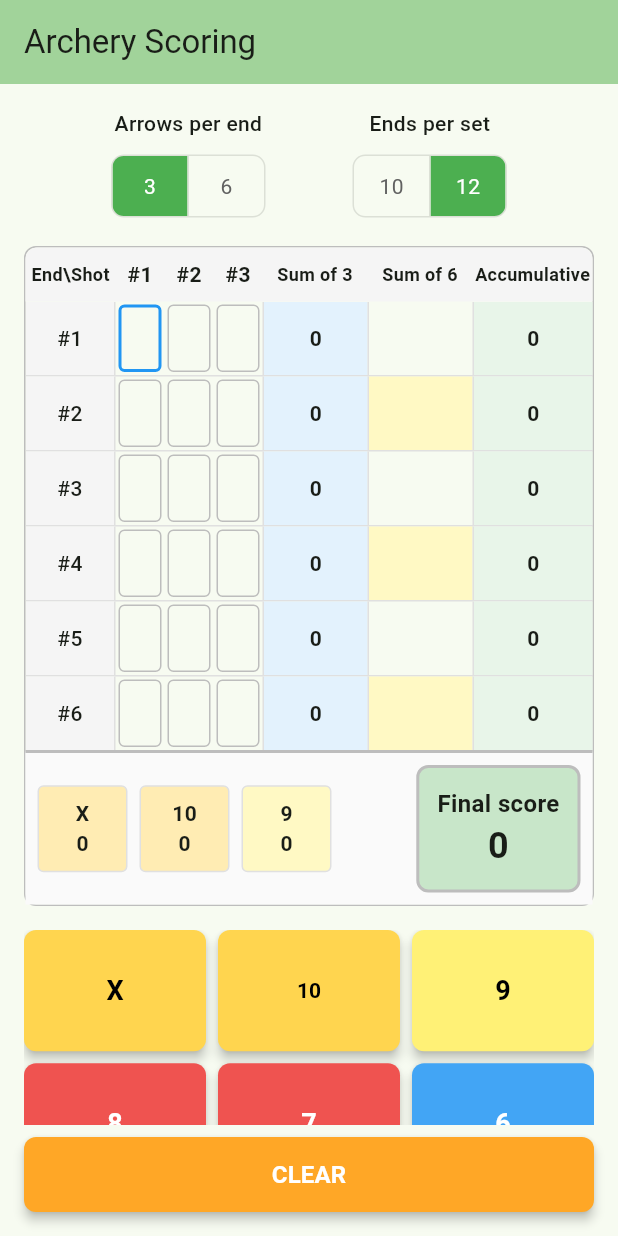
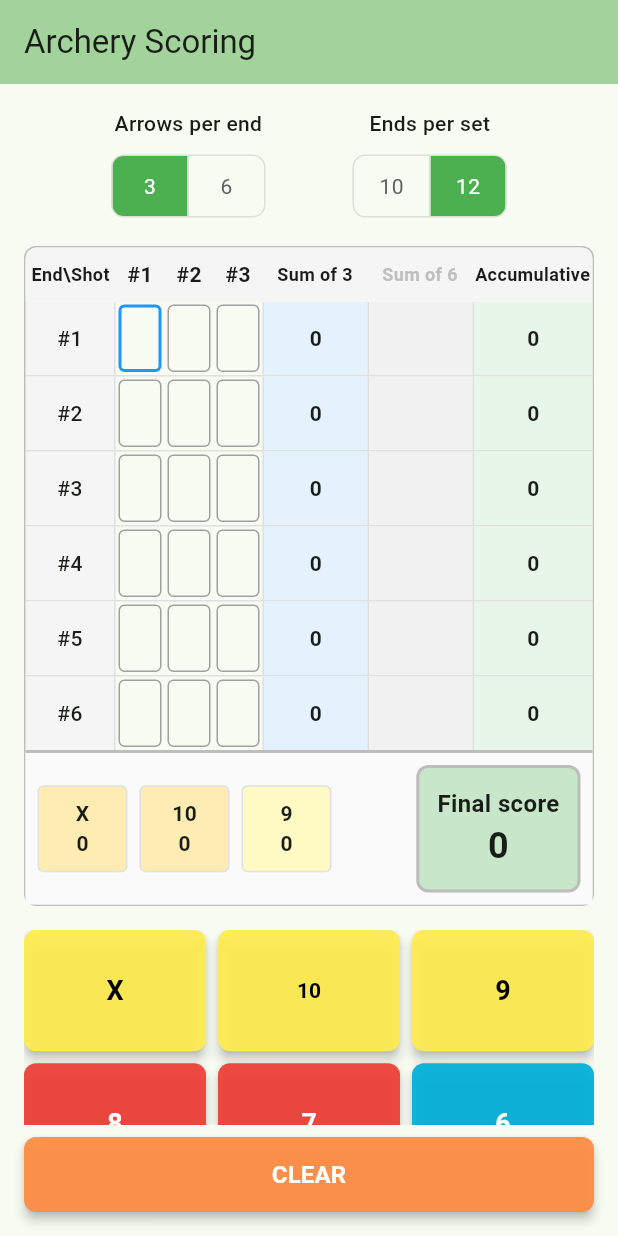
Before and after one commit to mikkelimatlock/archery_bookkeeper, a Flutter app: the screen it shows after launch, on a phone screen of 412 x 824 dp. Run offline on Flutter 3.47's test engine with Material 3 defaults, Android fonts, the phone set to English and light mode, and no system bars.

Commit message:
Implement centralized color scheme system with Sum of 6 greying
- Add ScoringColorScheme class with explicit text colors per scheme
- Implement traditional (vibrant) and lowSaturation (muted) color schemes
- Add disabled state colors for greying out inactive elements
- Refactor scoring_cell.dart and scoring_keypad.dart to use centralized colors
- Grey out Sum of 6 column when in 3-arrow end mode while maintaining layout
- Add comprehensive color scheme documentation and usage examples

🤖 Generated with [Claude Code](https://claude.ai/code)

Co-Authored-By: Claude <noreply@anthropic.com>

```diff
--- /dev/null
+++ b/lib/config/constants/scoring_colors.dart
@@ -0,0 +1,213 @@
+import 'package:flutter/material.dart';
+
+/// Represents a complete color scheme for archery scoring components.
+class ScoringColorScheme {
+  // Background colors
+  final Color goldRing;     // X, 10, 9
+  final Color redRing;      // 8, 7
+  final Color blueRing;     // 6, 5
+  final Color blackRing;    // 4, 3
+  final Color whiteRing;    // 2, 1
+  final Color miss;         // M
+  final Color clear;        // CLEAR button
+
+  // Text colors
+  final Color goldText;     // Text on gold ring
+  final Color redText;      // Text on red ring
+  final Color blueText;     // Text on blue ring
+  final Color blackText;    // Text on black ring
+  final Color whiteText;    // Text on white ring
+  final Color missText;     // Text on miss
+  final Color clearText;    // Text on CLEAR button
+
+  // Border colors
+  final Color selectedBorder;
+  final Color defaultBorder;
+
+  // Disabled/greyed-out colors for inactive elements
+  final Color disabledBackground;
+  final Color disabledText;
+  final Color disabledBorder;
+
+  const ScoringColorScheme({
+    required this.goldRing,
+    required this.redRing,
+    required this.blueRing,
+    required this.blackRing,
+    required this.whiteRing,
+    required this.miss,
+    required this.clear,
+    required this.goldText,
+    required this.redText,
+    required this.blueText,
+    required this.blackText,
+    required this.whiteText,
+    required this.missText,
+    required this.clearText,
+    required this.selectedBorder,
+    required this.defaultBorder,
+    required this.disabledBackground,
+    required this.disabledText,
+    required this.disabledBorder,
+  });
+}
+
+/// Centralized scoring color configuration for archery scoring components.
+///
+/// This class provides consistent color schemes across all scoring-related
+/// widgets including scoring cells, keypad buttons, and visual indicators.
+/// Supports multiple color schemes and future extensibility.
+class ScoringColors {
+  ScoringColors._();
+
+  // Available color schemes
+
+  /// Traditional vibrant archery colors - original scheme
+  static const ScoringColorScheme traditional = ScoringColorScheme(
+    goldRing: Color(0xEEffeb50),        // Bright yellow-gold
+    redRing: Color(0xEEed3f36),         // Vibrant red
+    blueRing: Color(0xEE01afd8),        // Bright blue
+    blackRing: Color(0xEE222222),       // Dark grey
+    whiteRing: Color(0xEEFFFFFF),       // Pure white
+    miss: Color(0xEEcccccc),            // Light grey
+    clear: Color(0xEEff8c42),           // Orange
+    goldText: Colors.black,             // Black text on bright gold
+    redText: Colors.white,              // White text on vibrant red
+    blueText: Colors.white,             // White text on bright blue
+    blackText: Colors.white,            // White text on dark grey
+    whiteText: Colors.black,            // Black text on white background
+    missText: Colors.black,             // Black text on light grey
+    clearText: Colors.white,            // White text on orange
+    selectedBorder: Colors.blue,
+    defaultBorder: Color(0xEE999999),
+    disabledBackground: Color(0xEEf0f0f0), // Light grey for disabled elements
+    disabledText: Color(0xEEbbbbbb),    // Medium grey for disabled text
+    disabledBorder: Color(0xEEdddddd),  // Very light grey for disabled borders
+  );
+
+  /// Low saturation scheme - muted colors for reduced eye strain
+  static const ScoringColorScheme lowSaturation = ScoringColorScheme(
+    goldRing: Color(0xEEd4c5a9),        // Muted gold/beige
+    redRing: Color(0xEEb85450),         // Muted red/brown
+    blueRing: Color(0xEE5a8aa8),        // Muted blue/grey
+    blackRing: Color(0xEE444444),       // Lighter grey than traditional
+    whiteRing: Color(0xEEf5f5f5),       // Off-white
+    miss: Color(0xEEbbbbbb),            // Medium grey
+    clear: Color(0xEEc49969),           // Muted orange/brown
+    goldText: Color(0xEE333333),        // Dark grey on muted beige
+    redText: Color(0xEEf0f0f0),         // Light grey on muted red
+    blueText: Color(0xEEf0f0f0),        // Light grey on muted blue
+    blackText: Color(0xEEf0f0f0),       // Light grey on darker grey
+    whiteText: Color(0xEE333333),       // Dark grey on off-white
+    missText: Color(0xEE333333),        // Dark grey on medium grey
+    clearText: Color(0xEEf0f0f0),       // Light grey on muted orange
+    selectedBorder: Color(0xEE6699bb),  // Muted blue border
+    defaultBorder: Color(0xEE888888),   // Darker default border
+    disabledBackground: Color(0xEEe8e8e8), // Muted light grey for disabled elements
+    disabledText: Color(0xEEaaaaaa),    // Muted medium grey for disabled text
+    disabledBorder: Color(0xEEcccccc),  // Muted light grey for disabled borders
+  );
+
+  // Current active scheme - change this to switch schemes globally
+  static const ScoringColorScheme _currentScheme = traditional;
+
+  /// Returns the background color for a given score value.
+  /// Used by both scoring cells and keypad buttons for consistency.
+  static Color getScoreBackgroundColor(String score) {
+    if (score.isEmpty) return Colors.transparent;
+
+    switch (score.toUpperCase()) {
+      case 'X':
+      case '10':
+      case '9':
+        return _currentScheme.goldRing;
+      case '8':
+      case '7':
+        return _currentScheme.redRing;
+      case '6':
+      case '5':
+        return _currentScheme.blueRing;
+      case '4':
+      case '3':
+        return _currentScheme.blackRing;
+      case '2':
+      case '1':
+        return _currentScheme.whiteRing;
+      case 'CLEAR':
+        return _currentScheme.clear;
+      case 'M':
+        return _currentScheme.miss;
+      default:
+        return _currentScheme.miss;
+    }
+  }
+
+  /// Returns the appropriate text color for given score background.
+  /// Uses explicit text colors defined in the current color scheme.
+  static Color getScoreTextColor(String score) {
+    if (score.isEmpty) return _currentScheme.whiteText; // Use scheme's default text color
+
+    switch (score.toUpperCase()) {
+      case 'X':
+      case '10':
+      case '9':
+        return _currentScheme.goldText;
+      case '8':
+      case '7':
+        return _currentScheme.redText;
+      case '6':
+      case '5':
+        return _currentScheme.blueText;
+      case '4':
+      case '3':
+        return _currentScheme.blackText;
+      case '2':
+      case '1':
+        return _currentScheme.whiteText;
+      case 'CLEAR':
+        return _currentScheme.clearText;
+      case 'M':
+        return _currentScheme.missText;
+      default:
+        return _currentScheme.missText;
+    }
+  }
+
+  /// Returns whether the score should be displayed with bold text.
+  /// X and 10 scores are emphasized as highest values.
+  static bool shouldUseBoldText(String score) {
+    if (score.isEmpty) return false;
+    return score.toUpperCase() == 'X' || score == '10';
+  }
+
+  /// Returns border color for scoring cells based on selection state.
+  static Color getBorderColor(bool isSelected) {
+    return isSelected ? _currentScheme.selectedBorder : _currentScheme.defaultBorder;
+  }
+
+  /// Returns border width for scoring cells based on selection state.
+  static double getBorderWidth(bool isSelected) {
+    return isSelected ? 2.0 : 1.0;
+  }
+
+  /// Returns colors for disabled/greyed-out elements
+  static Color getDisabledBackground() => _currentScheme.disabledBackground;
+  static Color getDisabledText() => _currentScheme.disabledText;
+  static Color getDisabledBorder() => _currentScheme.disabledBorder;
+
+  /// Returns the currently active color scheme
+  static ScoringColorScheme get currentScheme => _currentScheme;
+
+  /// Convenience method to switch to low saturation scheme
+  /// To use: change _currentScheme = lowSaturation at the top of the class
+  static ScoringColorScheme get availableLowSaturation => lowSaturation;
+
+  /// Convenience method to switch to traditional scheme
+  /// To use: change _currentScheme = traditional at the top of the class
+  static ScoringColorScheme get availableTraditional => traditional;
+
+  // Future expansion: Additional color schemes
+  // static const ScoringColorScheme highContrast = ScoringColorScheme(...);
+  // static const ScoringColorScheme colorBlindFriendly = ScoringColorScheme(...);
+  // static const ScoringColorScheme darkTheme = ScoringColorScheme(...);
+}
--- a/lib/presentation/widgets/scoring_grid/scoring_cell.dart
+++ b/lib/presentation/widgets/scoring_grid/scoring_cell.dart
@@ -1,4 +1,5 @@
 import 'package:flutter/material.dart';
+import '../../../config/constants/scoring_colors.dart';
 
 class ScoringCell extends StatelessWidget {
   final String score;
@@ -12,28 +13,6 @@ class ScoringCell extends StatelessWidget {
     required this.onTap,
   });
 
-  Color _getScoreColor(String score) {
-    switch (score) {
-      case 'X':
-      case '10':
-      case '9':
-        return Color(0xEEffeb50);
-      case '8':
-      case '7':
-        return Color(0xEEed3f36);
-      case '6':
-      case '5':
-        return Color(0xEE01afd8);
-      case '4':
-      case '3':
-        return Color(0xEE222222);
-      case '2':
-      case '1':
-        return Color(0xEEFFFFFF);
-      default:
-        return Colors.transparent;
-    }
-  }
 
   @override
   Widget build(BuildContext context) {
@@ -42,10 +21,10 @@ class ScoringCell extends StatelessWidget {
       child: Container(
         margin: const EdgeInsets.all(2),
         decoration: BoxDecoration(
-          color: _getScoreColor(score),
+          color: ScoringColors.getScoreBackgroundColor(score),
           border: Border.all(
-            color: isSelected ? Colors.blue : Colors.grey.shade400,
-            width: isSelected ? 2 : 1,
+            color: ScoringColors.getBorderColor(isSelected),
+            width: ScoringColors.getBorderWidth(isSelected),
           ),
           borderRadius: BorderRadius.circular(4),
         ),
@@ -54,7 +33,8 @@ class ScoringCell extends StatelessWidget {
             score,
             style: TextStyle(
               fontSize: 16,
-              fontWeight: score == 'X' || score == '10' ? FontWeight.bold : FontWeight.normal,
+              color: ScoringColors.getScoreTextColor(score),
+              fontWeight: ScoringColors.shouldUseBoldText(score) ? FontWeight.bold : FontWeight.normal,
             ),
           ),
         ),
--- a/lib/presentation/widgets/scoring_grid/scoring_grid.dart
+++ b/lib/presentation/widgets/scoring_grid/scoring_grid.dart
@@ -1,5 +1,6 @@
 import 'package:flutter/material.dart';
 import 'scoring_cell.dart';
+import '../../../config/constants/scoring_colors.dart';
 
 class ScoringGrid extends StatelessWidget {
   final List<List<String>> scores;
@@ -94,7 +95,19 @@ class ScoringGrid extends StatelessWidget {
                 ...List.generate(arrowsPerEnd, (index) =>
                   Expanded(child: Center(child: Text('#${index + 1}', style: const TextStyle(fontWeight: FontWeight.bold))))),
                 const SizedBox(width: 70, child: Center(child: Text('Sum of 3', style: TextStyle(fontWeight: FontWeight.bold, fontSize: 12)))),
-                const SizedBox(width: 70, child: Center(child: Text('Sum of 6', style: TextStyle(fontWeight: FontWeight.bold, fontSize: 12)))),
+                SizedBox(
+                  width: 70,
+                  child: Center(
+                    child: Text(
+                      'Sum of 6',
+                      style: TextStyle(
+                        fontWeight: FontWeight.bold,
+                        fontSize: 12,
+                        color: arrowsPerEnd == 3 ? ScoringColors.getDisabledText() : null,
+                      ),
+                    ),
+                  ),
+                ),
                 const SizedBox(width: 80, child: Center(child: Text('Accumulative', style: TextStyle(fontWeight: FontWeight.bold, fontSize: 12)))),
               ],
             ),
@@ -170,15 +183,26 @@ class ScoringGrid extends StatelessWidget {
                         width: 70,
                         padding: const EdgeInsets.symmetric(vertical: 8),
                         decoration: BoxDecoration(
-                          color: row % 2 == 1 ? Colors.yellow.shade100 : Colors.transparent,
+                          color: arrowsPerEnd == 3
+                            ? ScoringColors.getDisabledBackground()
+                            : (row % 2 == 1 ? Colors.yellow.shade100 : Colors.transparent),
                           border: Border(
-                            left: BorderSide(color: Colors.grey.shade300),
+                            left: BorderSide(
+                              color: arrowsPerEnd == 3
+                                ? ScoringColors.getDisabledBorder()
+                                : Colors.grey.shade300,
+                            ),
                           ),
                         ),
                         child: Center(
                           child: Text(
-                            sumOfSix > 0 ? sumOfSix.toString() : '',
-                            style: const TextStyle(fontWeight: FontWeight.bold),
+                            (arrowsPerEnd == 3 || sumOfSix == 0) ? '' : sumOfSix.toString(),
+                            style: TextStyle(
+                              fontWeight: FontWeight.bold,
+                              color: arrowsPerEnd == 3
+                                ? ScoringColors.getDisabledText()
+                                : null,
+                            ),
                           ),
                         ),
                       ),
--- a/lib/presentation/widgets/scoring_grid/scoring_keypad.dart
+++ b/lib/presentation/widgets/scoring_grid/scoring_keypad.dart
@@ -1,4 +1,5 @@
 import 'package:flutter/material.dart';
+import '../../../config/constants/scoring_colors.dart';
 
 class ScoringKeypad extends StatelessWidget {
   final Function(String) onScoreInput;
@@ -52,56 +53,9 @@ class ScoringKeypad extends StatelessWidget {
   }
 
   Widget _buildKeypadButton(BuildContext context, String score, {bool isWide = false}) {
-    Color buttonColor;
-    Color textColor = Colors.black;
-
-    // Color scheme matching your design
-    // TODO: Update this to match `scoring_cell.dart`
-    switch (score) {
-      case 'X':
-        buttonColor = Colors.amber.shade300;
-        break;
-      case '10':
-        buttonColor = Colors.amber.shade300;
-        break;
-      case '9':
-        buttonColor = Colors.yellow.shade300;
-        break;
-      case '8':
-        buttonColor = Colors.red.shade400;
-        textColor = Colors.white;
-        break;
-      case '7':
-        buttonColor = Colors.red.shade400;
-        textColor = Colors.white;
-        break;
-      case '6':
-        buttonColor = Colors.blue.shade400;
-        textColor = Colors.white;
-        break;
-      case '5':
-        buttonColor = Colors.blue.shade400;
-        textColor = Colors.white;
-        break;
-      case '4':
-        buttonColor = Colors.black87;
-        textColor = Colors.white;
-        break;
-      case '3':
-        buttonColor = Colors.black87;
-        textColor = Colors.white;
-        break;
-      case 'M':
-        buttonColor = Colors.grey.shade400;
-        break;
-      case 'CLEAR':
-        buttonColor = Colors.orange.shade400;
-        textColor = Colors.white;
-        break;
-      default:
-        buttonColor = Colors.grey.shade300;
-        break;
-    }
+    // Use centralized color configuration for consistency
+    final buttonColor = ScoringColors.getScoreBackgroundColor(score);
+    final textColor = ScoringColors.getScoreTextColor(score);
 
     return ElevatedButton(
       onPressed: () => onScoreInput(score),
@@ -118,7 +72,7 @@ class ScoringKeypad extends StatelessWidget {
         score,
         style: TextStyle(
           fontSize: isWide ? 16 : (score.length > 1 ? 14 : 18),
-          fontWeight: FontWeight.bold,
+          fontWeight: ScoringColors.shouldUseBoldText(score) ? FontWeight.bold : FontWeight.w600,
         ),
       ),
     );
```
Also changed, not shown: 1 other file.
